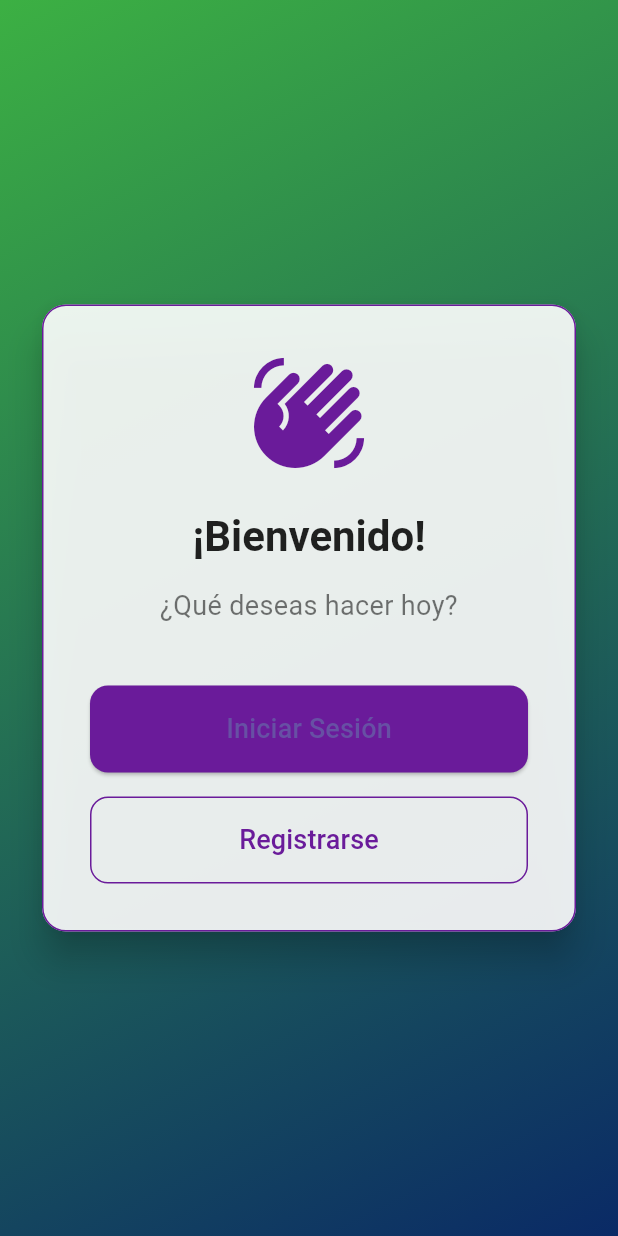
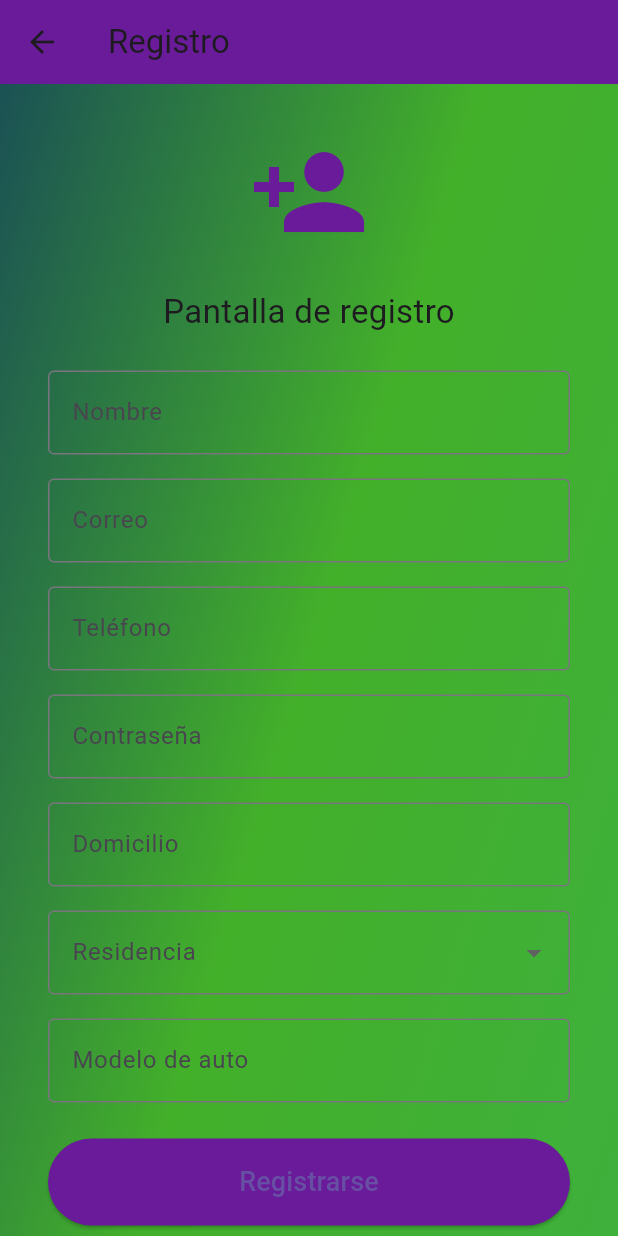
Before and after one commit to Joshi2032/zentirx, a Flutter app: the screen it shows after launch, after a tap on "Registrarse", on a phone screen of 412 x 824 dp. Run offline on Flutter 3.47's test engine with Material 3 defaults, Android fonts, the light colour scheme and no system bars.

Commit message:
register

```diff
--- /dev/null
+++ b/lib/features/auth/screens/register_screen.dart
@@ -0,0 +1,124 @@
+import 'package:flutter/material.dart';
+
+class RegisterScreen extends StatelessWidget {
+  const RegisterScreen({Key? key}) : super(key: key);
+
+  @override
+  Widget build(BuildContext context) {
+    return Scaffold(
+      appBar: AppBar(
+        title: const Text('Registro'),
+        backgroundColor: Color(0xFF6A1B9A),
+      ),
+      body: Container(
+        decoration: const BoxDecoration(
+          gradient: LinearGradient(
+            begin: Alignment.topLeft,
+            end: Alignment.bottomRight,
+            colors: [
+              Color(0xFF3CB043), // #3CB043
+              Color(0xFF43B02A), // #43B02A
+              Color(0xFF0A2A66), // #0A2A66
+            ],
+            stops: [0.0, 0.5, 1.0],
+            transform: GradientRotation(135 * 3.1415927 / 180),
+          ),
+        ),
+        child: Center(
+          child: SingleChildScrollView(
+            child: Padding(
+              padding: const EdgeInsets.all(32.0),
+              child: Column(
+                mainAxisSize: MainAxisSize.min,
+                children: [
+                  const Icon(
+                    Icons.person_add,
+                    size: 80,
+                    color: Color(0xFF6A1B9A),
+                  ),
+                  const SizedBox(height: 24),
+                  const Text(
+                    'Pantalla de registro',
+                    style: TextStyle(fontSize: 22),
+                  ),
+                  const SizedBox(height: 24),
+                  TextField(
+                    decoration: InputDecoration(
+                      labelText: 'Nombre',
+                      border: OutlineInputBorder(),
+                    ),
+                  ),
+                  const SizedBox(height: 16),
+                  TextField(
+                    decoration: InputDecoration(
+                      labelText: 'Correo',
+                      border: OutlineInputBorder(),
+                    ),
+                    keyboardType: TextInputType.emailAddress,
+                  ),
+                  const SizedBox(height: 16),
+                  TextField(
+                    decoration: InputDecoration(
+                      labelText: 'Teléfono',
+                      border: OutlineInputBorder(),
+                    ),
+                    keyboardType: TextInputType.phone,
+                  ),
+                  const SizedBox(height: 16),
+                  TextField(
+                    decoration: InputDecoration(
+                      labelText: 'Contraseña',
+                      border: OutlineInputBorder(),
+                    ),
+                    obscureText: true,
+                  ),
+                  const SizedBox(height: 16),
+                  TextField(
+                    decoration: InputDecoration(
+                      labelText: 'Domicilio',
+                      border: OutlineInputBorder(),
+                    ),
+                  ),
+                  const SizedBox(height: 16),
+                  DropdownButtonFormField<String>(
+                    decoration: InputDecoration(
+                      labelText: 'Residencia',
+                      border: OutlineInputBorder(),
+                    ),
+                    items: [
+                      DropdownMenuItem(value: '1', child: Text('Residencia 1')),
+                      DropdownMenuItem(value: '2', child: Text('Residencia 2')),
+                    ],
+                    onChanged: (value) {},
+                  ),
+                  const SizedBox(height: 16),
+                  TextField(
+                    decoration: InputDecoration(
+                      labelText: 'Modelo de auto',
+                      border: OutlineInputBorder(),
+                    ),
+                  ),
+                  const SizedBox(height: 24),
+                  SizedBox(
+                    width: double.infinity,
+                    child: ElevatedButton(
+                      onPressed: () {},
+                      style: ElevatedButton.styleFrom(
+                        backgroundColor: const Color(0xFF6A1B9A),
+                        padding: const EdgeInsets.symmetric(vertical: 16),
+                      ),
+                      child: const Text(
+                        'Registrarse',
+                        style: TextStyle(fontSize: 18),
+                      ),
+                    ),
+                  ),
+                ],
+              ),
+            ),
+          ),
+        ),
+      ),
+    );
+  }
+}
--- a/lib/main.dart
+++ b/lib/main.dart
@@ -3,6 +3,7 @@ import 'package:zentrix/features/auth/screens/forgot_password_screen.dart';
 import 'package:zentrix/features/auth/screens/login_initial.dart';
 import 'package:zentrix/features/auth/screens/login_screen.dart';
 import 'package:zentrix/features/auth/screens/splash_screen.dart';
+import 'package:zentrix/features/auth/screens/register_screen.dart';
 import 'package:zentrix/features/user/contactAdin/user_contact_admin_screen.dart';
 import 'package:zentrix/features/user/history/user_history_screen.dart';
 import 'package:zentrix/features/user/home/user_dashboard_screen.dart';
@@ -30,6 +31,7 @@ class MainApp extends StatelessWidget {
         '/UserProfile': (context) => const UserProfileScreen(),
         '/UserHistory': (context) => const UserHistoryScreen(),
         '/UserContactAdmin': (context) => const UserContactAdminScreen(),
+        '/registro': (context) => const RegisterScreen(),
       },
     );
   }
```
